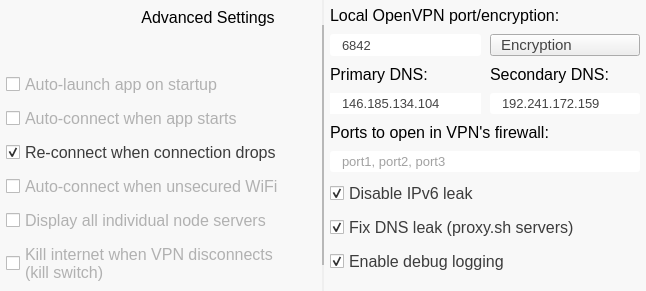
Before: the Qt Designer form src/safejumper/settingsscreen.ui in proxysh/Safejumper-for-Desktop, drawn with Qt 5.
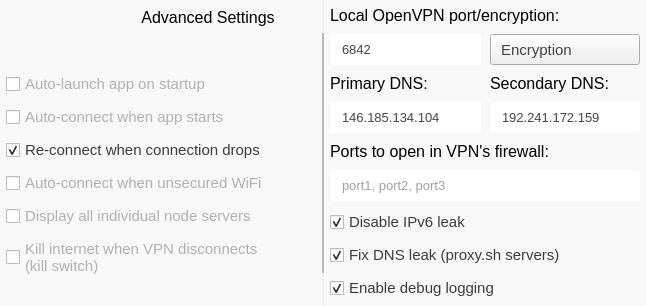
After: the same form once the commit is applied. Icons and pictures are not drawn.

Commit message:
Clean up settings dialog further.
Set line edit height to match combobox.
Make checkbox font a bit smaller and dialog a bit taller.
Looks the same as build 75 on windows, will check the other platforms.

What changed in the file:
```diff
--- a/src/safejumper/settingsscreen.ui
+++ b/src/safejumper/settingsscreen.ui
@@ -7,7 +7,7 @@
     <x>0</x>
     <y>0</y>
     <width>646</width>
-    <height>284</height>
+    <height>302</height>
    </rect>
   </property>
   <property name="windowTitle">
@@ -237,7 +237,7 @@
         <property name="font">
          <font>
           <family>Helvetica Neue</family>
-          <pointsize>12</pointsize>
+          <pointsize>11</pointsize>
          </font>
         </property>
         <property name="cursor">
@@ -295,7 +295,7 @@
         <property name="font">
          <font>
           <family>Helvetica Neue</family>
-          <pointsize>12</pointsize>
+          <pointsize>11</pointsize>
          </font>
         </property>
         <property name="cursor">
@@ -353,7 +353,7 @@
         <property name="font">
          <font>
           <family>Helvetica Neue</family>
-          <pointsize>12</pointsize>
+          <pointsize>11</pointsize>
          </font>
         </property>
         <property name="cursor">
@@ -411,7 +411,7 @@
         <property name="font">
          <font>
           <family>Helvetica Neue</family>
-          <pointsize>12</pointsize>
+          <pointsize>11</pointsize>
           <strikeout>false</strikeout>
           <kerning>true</kerning>
          </font>
@@ -471,7 +471,7 @@
         <property name="font">
          <font>
           <family>Helvetica Neue</family>
-          <pointsize>12</pointsize>
+          <pointsize>11</pointsize>
          </font>
         </property>
         <property name="cursor">
@@ -529,7 +529,7 @@
         <property name="font">
          <font>
           <family>Helvetica Neue</family>
-          <pointsize>12</pointsize>
+          <pointsize>11</pointsize>
          </font>
         </property>
         <property name="cursor">
@@ -689,6 +689,12 @@
             <verstretch>0</verstretch>
            </sizepolicy>
           </property>
+          <property name="minimumSize">
+           <size>
+            <width>0</width>
+            <height>31</height>
+           </size>
+          </property>
           <property name="font">
            <font>
             <family>Helvetica Neue</family>
@@ -868,6 +874,12 @@
             <verstretch>0</verstretch>
            </sizepolicy>
           </property>
+          <property name="minimumSize">
+           <size>
+            <width>0</width>
+            <height>31</height>
+           </size>
+          </property>
           <property name="font">
            <font>
             <family>Helvetica Neue</family>
@@ -912,6 +924,12 @@
             <verstretch>0</verstretch>
            </sizepolicy>
           </property>
+          <property name="minimumSize">
+           <size>
+            <width>0</width>
+            <height>31</height>
+           </size>
+          </property>
           <property name="font">
            <font>
             <family>Helvetica Neue</family>
@@ -983,6 +1001,12 @@
           <verstretch>0</verstretch>
          </sizepolicy>
         </property>
+        <property name="minimumSize">
+         <size>
+          <width>0</width>
+          <height>31</height>
+         </size>
+        </property>
         <property name="font">
          <font>
           <family>Helvetica Neue</family>
@@ -1032,7 +1056,7 @@
         <property name="font">
          <font>
           <family>Helvetica Neue</family>
-          <pointsize>12</pointsize>
+          <pointsize>11</pointsize>
          </font>
         </property>
         <property name="cursor">
@@ -1090,7 +1114,7 @@
         <property name="font">
          <font>
           <family>Helvetica Neue</family>
-          <pointsize>12</pointsize>
+          <pointsize>11</pointsize>
          </font>
         </property>
         <property name="cursor">
@@ -1148,7 +1172,7 @@
         <property name="font">
          <font>
           <family>Helvetica Neue</family>
-          <pointsize>12</pointsize>
+          <pointsize>11</pointsize>
          </font>
         </property>
         <property name="cursor">
```
